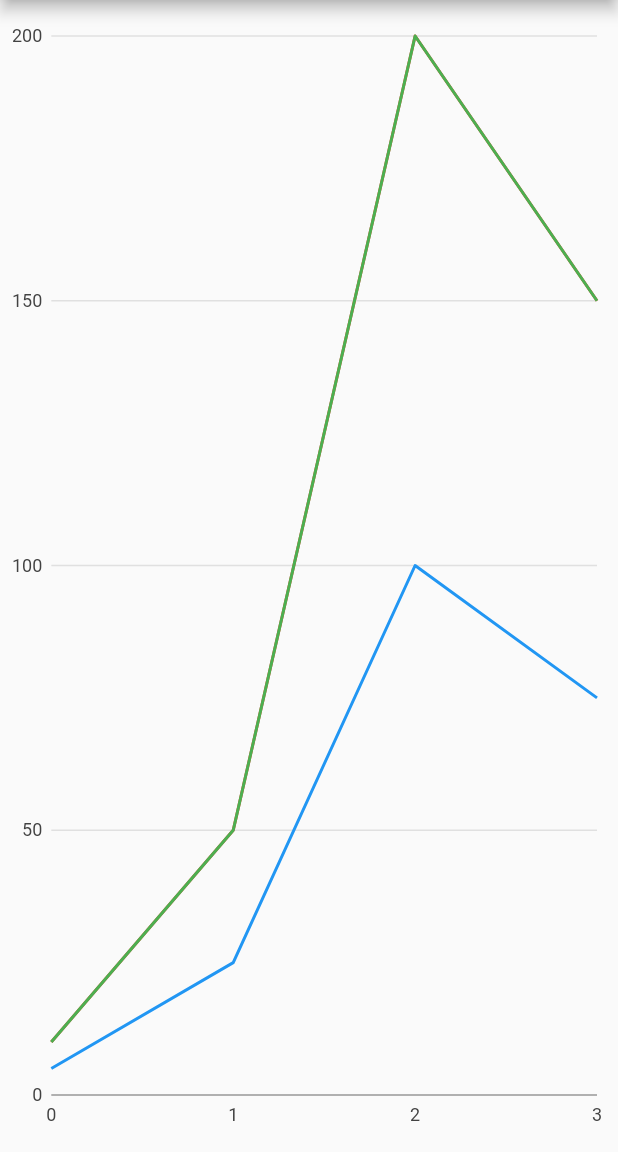
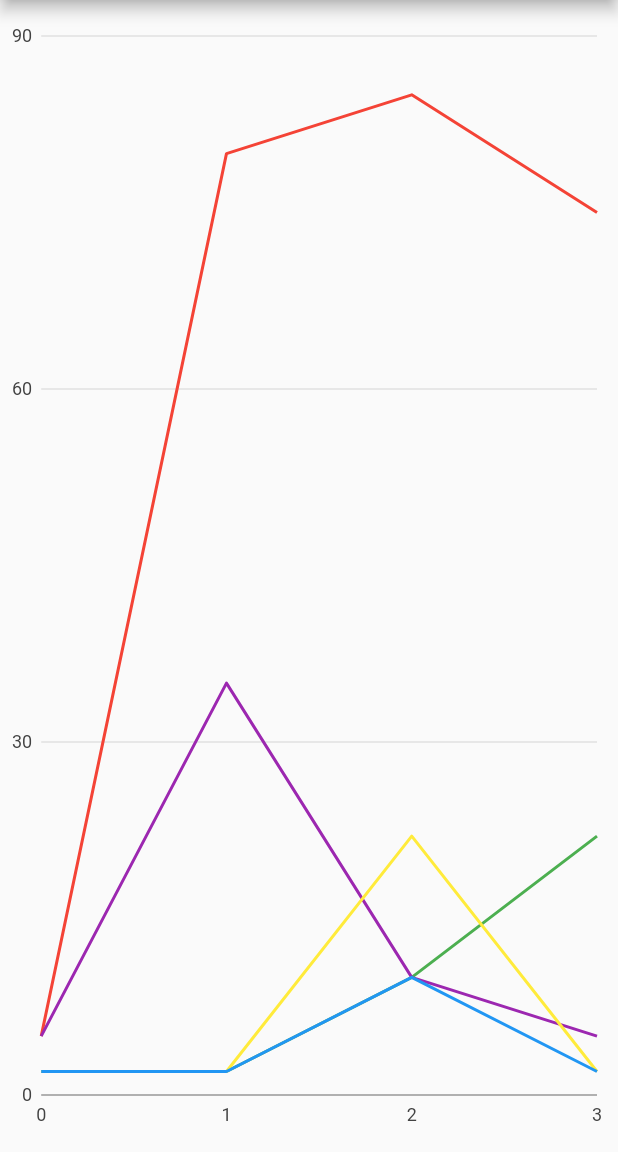
Before and after one commit to riodw/flutter.moviesliders, a Flutter app: the screen it shows after launch, on a phone screen of 412 x 824 dp, the part 84-1236 px from its top. Run offline on Flutter 3.47's test engine with Material 2 defaults, Android fonts, the phone set to English and light mode, and no system bars; our stand-ins replace charts_flutter, firebase_auth, firebase_core, firebase_database, google_sign_in, shared_preferences; missing offline and left inert: flutter_auth_buttons; accounts and stored records are empty.

Commit message:
Fake data and colors working;

```diff
--- a/lib/main.dart
+++ b/lib/main.dart
@@ -7,6 +7,7 @@ import 'package:flutter_moviesliders/widgets/provider_widget.dart';
 // Project
 import 'package:flutter_moviesliders/views/log_in.dart';
 import 'package:flutter_moviesliders/views/my_movies.dart';
+import 'package:flutter_moviesliders/views/movie_review.dart';
 import 'package:flutter_moviesliders/views/sliders.dart';
 
 // https://flutter.dev/docs/development/ui/interactive#managing-state
@@ -42,10 +43,11 @@ class MyApp extends StatelessWidget {
       child: MaterialApp(
           title: 'MovieSliders',
           theme: lightTheme,
-          initialRoute: '/my_movies',
+          initialRoute: '/movie_review',
           routes: <String, WidgetBuilder>{
             '/log_in': (BuildContext context) => LogInView(),
             '/my_movies': (BuildContext context) => MyMoviesView(),
+            '/movie_review': (BuildContext context) => MovieReviewView(),
             '/sliders': (BuildContext context) => HomeController(),
           }),
     );
--- /dev/null
+++ b/lib/views/movie_review.dart
@@ -0,0 +1,162 @@
+import 'package:flutter/material.dart';
+import 'package:flutter/cupertino.dart';
+// charts
+import 'package:charts_flutter/flutter.dart' as charts;
+import 'package:flutter/material.dart';
+
+/* Comparison from episode to episode
+https://google.github.io/charts/flutter/example/scatter_plot_charts/comparison_points
+*/
+
+
+class MovieReviewView extends StatefulWidget {
+  MovieReviewView({Key key}) : super(key: key);
+
+  @override
+  _MovieReviewState createState() => _MovieReviewState();
+}
+
+class _MovieReviewState extends State<MovieReviewView> {
+
+  @override
+  Widget build(BuildContext context) {
+
+    return Scaffold(
+      appBar: AppBar(
+        title: Text('Rated Movies'),
+        actions: <Widget>[
+        ],
+      ),
+      body: Container(
+        margin: const EdgeInsets.only(top: 10.0, bottom: 10.0),
+        child: SafeArea(
+          child: Container(
+            child: NumericComboLinePointChart.withSampleData()
+          )
+        ),
+      ),
+    );
+  }
+}
+
+
+
+class NumericComboLinePointChart extends StatelessWidget {
+  final List<charts.Series> seriesList;
+  final bool animate;
+
+  NumericComboLinePointChart(this.seriesList, {this.animate});
+
+  /// Creates a [LineChart] with sample data and no transition.
+  factory NumericComboLinePointChart.withSampleData() {
+    return new NumericComboLinePointChart(
+      _createSampleData(),
+      // Disable animations for image tests.
+      animate: true,
+    );
+  }
+
+
+  @override
+  Widget build(BuildContext context) {
+    return new charts.NumericComboChart(seriesList,
+        animate: animate,
+        // Configure the default renderer as a line renderer. This will be used
+        // for any series that does not define a rendererIdKey.
+        defaultRenderer: new charts.LineRendererConfig(),
+        // Custom renderer configuration for the point series.
+        customSeriesRenderers: [
+          new charts.PointRendererConfig(
+              // ID used to link series to this renderer.
+              customRendererId: 'customPoint')
+        ]);
+  }
+
+  /// Create one series with sample hard coded data.
+  static List<charts.Series<LinearSales, int>> _createSampleData() {
+    final interestData = [
+      new LinearSales(0, 5),
+      new LinearSales(1, 80),
+      new LinearSales(2, 85),
+      new LinearSales(3, 75),
+    ];
+    final clicheData = [
+      new LinearSales(0, 2),
+      new LinearSales(1, 2),
+      new LinearSales(2, 10),
+      new LinearSales(3, 22),
+    ];
+    final dumbData = [
+      new LinearSales(0, 5),
+      new LinearSales(1, 35),
+      new LinearSales(2, 10),
+      new LinearSales(3, 5),
+    ];
+    final wtfData = [
+      new LinearSales(0, 2),
+      new LinearSales(1, 2),
+      new LinearSales(2, 22),
+      new LinearSales(3, 2),
+    ];
+    final funnyData = [
+      new LinearSales(0, 2),
+      new LinearSales(1, 2),
+      new LinearSales(2, 10),
+      new LinearSales(3, 2),
+    ];
+
+    return [
+      charts.Series<LinearSales, int>(
+        id: 'Interest',
+        colorFn: (_, __) => charts.MaterialPalette.red.shadeDefault,
+        domainFn: (LinearSales sales, _) => sales.year,
+        measureFn: (LinearSales sales, _) => sales.sales,
+        data: interestData,
+      ),
+      charts.Series<LinearSales, int>(
+        id: 'Cliche',
+        colorFn: (_, __) => charts.MaterialPalette.green.shadeDefault,
+        domainFn: (LinearSales sales, _) => sales.year,
+        measureFn: (LinearSales sales, _) => sales.sales,
+        data: clicheData,
+      ),
+      charts.Series<LinearSales, int>(
+        id: 'Dumb',
+        colorFn: (_, __) => charts.MaterialPalette.purple.shadeDefault,
+        domainFn: (LinearSales sales, _) => sales.year,
+        measureFn: (LinearSales sales, _) => sales.sales,
+        data: dumbData,
+      ),
+      charts.Series<LinearSales, int>(
+        id: 'WTF',
+        colorFn: (_, __) => charts.MaterialPalette.yellow.shadeDefault,
+        domainFn: (LinearSales sales, _) => sales.year,
+        measureFn: (LinearSales sales, _) => sales.sales,
+        data: wtfData,
+      ),
+      charts.Series<LinearSales, int>(
+        id: 'Funny',
+        colorFn: (_, __) => charts.MaterialPalette.blue.shadeDefault,
+        domainFn: (LinearSales sales, _) => sales.year,
+        measureFn: (LinearSales sales, _) => sales.sales,
+        data: funnyData,
+      ),
+      // charts.Series<LinearSales, int>(
+      //     id: 'Mobile',
+      //     colorFn: (_, __) => charts.MaterialPalette.green.shadeDefault,
+      //     domainFn: (LinearSales sales, _) => sales.year,
+      //     measureFn: (LinearSales sales, _) => sales.sales,
+      //     data: mobileSalesData)
+        // Configure our custom point renderer for this series.
+        // ..setAttribute(charts.rendererIdKey, 'customPoint'),
+    ];
+  }
+}
+
+/// Sample linear data type.
+class LinearSales {
+  final int year;
+  final int sales;
+
+  LinearSales(this.year, this.sales);
+}
--- a/lib/views/my_movies.dart
+++ b/lib/views/my_movies.dart
@@ -31,101 +31,9 @@ class _MyMoviesState extends State<MyMoviesView> {
         margin: const EdgeInsets.only(top: 10.0, bottom: 10.0),
         child: SafeArea(
           child: Container(
-            child: NumericComboLinePointChart.withSampleData()
           )
         ),
       ),
     );
   }
 }
-
-
-
-class NumericComboLinePointChart extends StatelessWidget {
-  final List<charts.Series> seriesList;
-  final bool animate;
-
-  NumericComboLinePointChart(this.seriesList, {this.animate});
-
-  /// Creates a [LineChart] with sample data and no transition.
-  factory NumericComboLinePointChart.withSampleData() {
-    return new NumericComboLinePointChart(
-      _createSampleData(),
-      // Disable animations for image tests.
-      animate: false,
-    );
-  }
-
-
-  @override
-  Widget build(BuildContext context) {
-    return new charts.NumericComboChart(seriesList,
-        animate: animate,
-        // Configure the default renderer as a line renderer. This will be used
-        // for any series that does not define a rendererIdKey.
-        defaultRenderer: new charts.LineRendererConfig(),
-        // Custom renderer configuration for the point series.
-        customSeriesRenderers: [
-          new charts.PointRendererConfig(
-              // ID used to link series to this renderer.
-              customRendererId: 'customPoint')
-        ]);
-  }
-
-  /// Create one series with sample hard coded data.
-  static List<charts.Series<LinearSales, int>> _createSampleData() {
-    final desktopSalesData = [
-      new LinearSales(0, 5),
-      new LinearSales(1, 25),
-      new LinearSales(2, 100),
-      new LinearSales(3, 75),
-    ];
-
-    final tableSalesData = [
-      new LinearSales(0, 10),
-      new LinearSales(1, 50),
-      new LinearSales(2, 200),
-      new LinearSales(3, 150),
-    ];
-
-    final mobileSalesData = [
-      new LinearSales(0, 10),
-      new LinearSales(1, 50),
-      new LinearSales(2, 200),
-      new LinearSales(3, 150),
-    ];
-
-    return [
-      new charts.Series<LinearSales, int>(
-        id: 'Desktop',
-        colorFn: (_, __) => charts.MaterialPalette.blue.shadeDefault,
-        domainFn: (LinearSales sales, _) => sales.year,
-        measureFn: (LinearSales sales, _) => sales.sales,
-        data: desktopSalesData,
-      ),
-      new charts.Series<LinearSales, int>(
-        id: 'Tablet',
-        colorFn: (_, __) => charts.MaterialPalette.red.shadeDefault,
-        domainFn: (LinearSales sales, _) => sales.year,
-        measureFn: (LinearSales sales, _) => sales.sales,
-        data: tableSalesData,
-      ),
-      new charts.Series<LinearSales, int>(
-          id: 'Mobile',
-          colorFn: (_, __) => charts.MaterialPalette.green.shadeDefault,
-          domainFn: (LinearSales sales, _) => sales.year,
-          measureFn: (LinearSales sales, _) => sales.sales,
-          data: mobileSalesData)
-        // Configure our custom point renderer for this series.
-        ..setAttribute(charts.rendererIdKey, 'customPoint'),
-    ];
-  }
-}
-
-/// Sample linear data type.
-class LinearSales {
-  final int year;
-  final int sales;
-
-  LinearSales(this.year, this.sales);
-}
```
